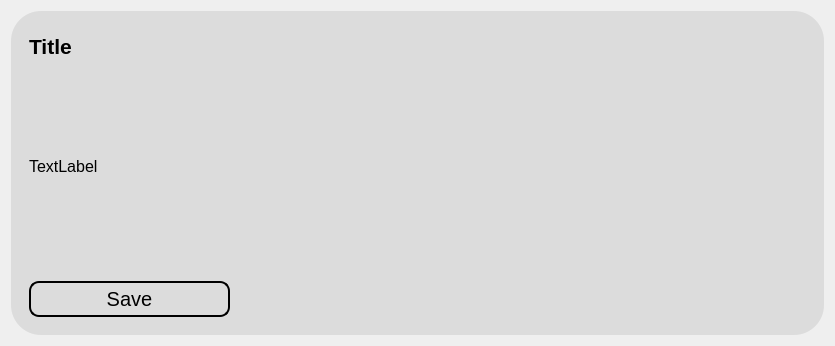
First picture: the form in ui/result.ui, repository Achu-Worifung/quickMove, before the edit.
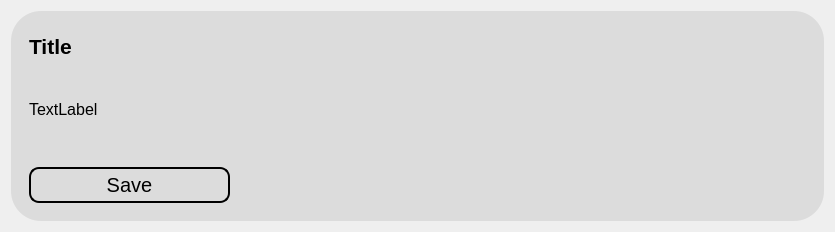
Second picture: the form after the edit. Icons and pictures are not drawn.

Commit message: resized the saved and result widget

Patch:
```diff
--- a/ui/result.ui
+++ b/ui/result.ui
@@ -7,15 +7,27 @@
     <x>0</x>
     <y>0</y>
     <width>835</width>
-    <height>346</height>
+    <height>232</height>
    </rect>
   </property>
+  <property name="maximumSize">
+   <size>
+    <width>16777215</width>
+    <height>232</height>
+   </size>
+  </property>
   <property name="windowTitle">
    <string>Form</string>
   </property>
   <layout class="QVBoxLayout" name="verticalLayout">
    <item>
     <widget class="QWidget" name="container" native="true">
+     <property name="maximumSize">
+      <size>
+       <width>16777215</width>
+       <height>232</height>
+      </size>
+     </property>
      <property name="styleSheet">
       <string notr="true">background-color: rgb(220, 220, 220);
 border-color: rgb(192, 192, 192);
@@ -41,7 +53,7 @@
           <property name="maximumSize">
            <size>
             <width>16777215</width>
-            <height>1000</height>
+            <height>156</height>
            </size>
           </property>
           <property name="styleSheet">
@@ -97,7 +109,7 @@
              <property name="maximumSize">
               <size>
                <width>16777215</width>
-               <height>1000</height>
+               <height>115</height>
               </size>
              </property>
              <property name="font">
@@ -136,7 +148,7 @@
           <property name="maximumSize">
            <size>
             <width>16777215</width>
-            <height>200</height>
+            <height>55</height>
            </size>
           </property>
           <layout class="QVBoxLayout" name="verticalLayout_2">
```
Left out of the diff: 2 changed lines with no effect on the pictures. The commit also changes 4 other files.
